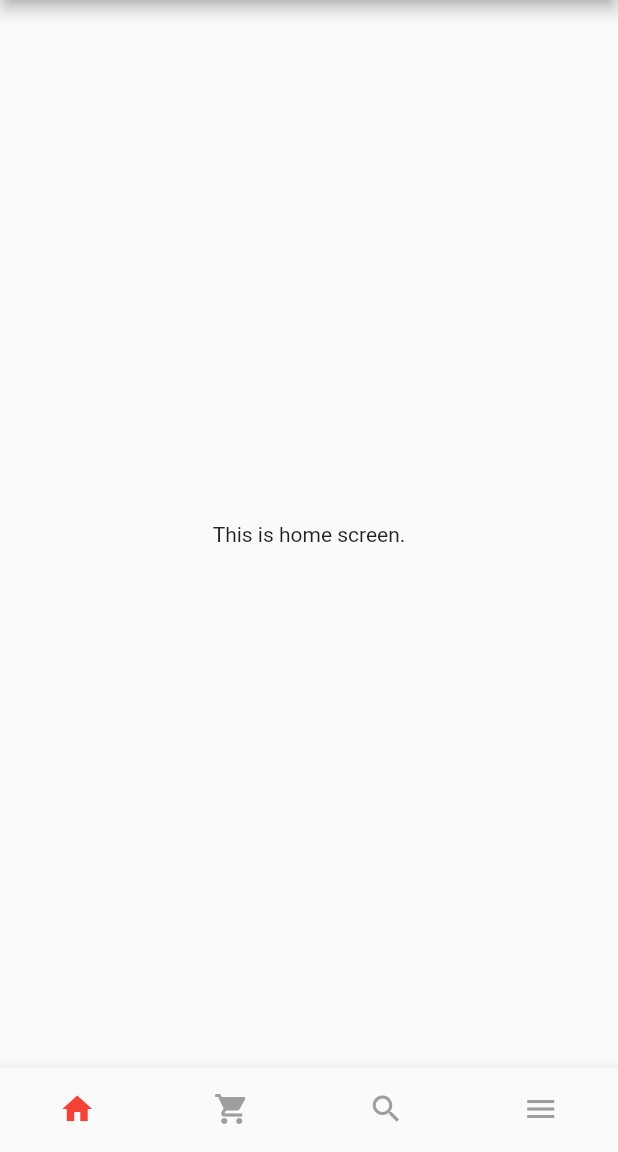
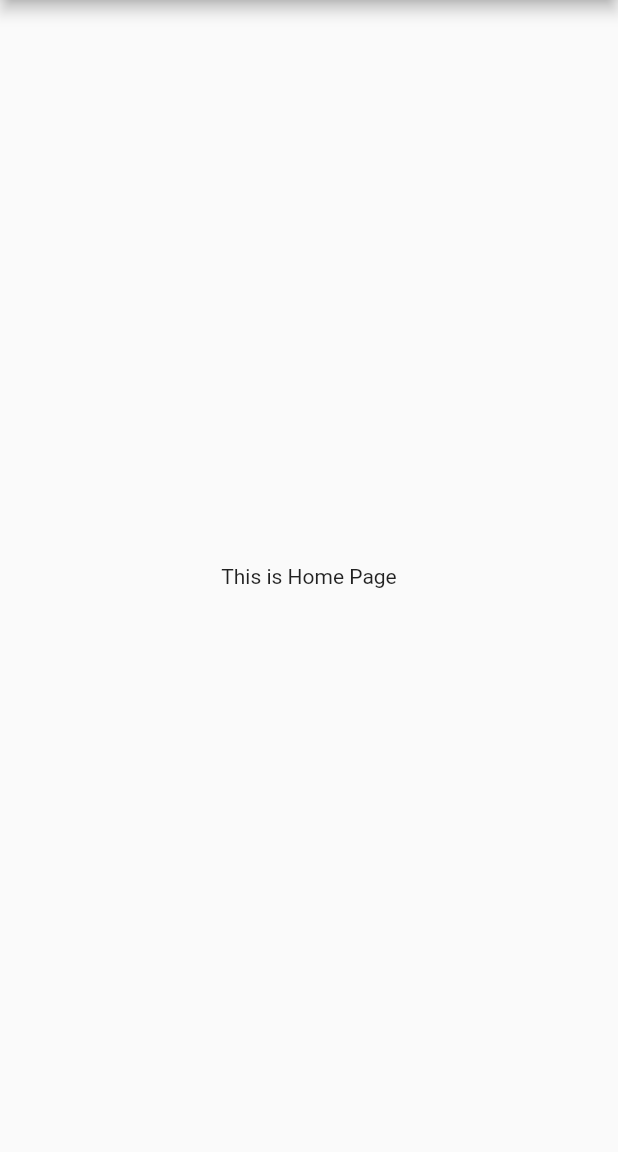
Before and after one commit to cygnus55/foodie, a Flutter app: the screen it shows after launch, on a phone screen of 412 x 824 dp, the part 84-1236 px from its top. Run offline on Flutter 3.47's test engine with Material 2 defaults, Android fonts, the phone set to English and light mode, and no system bars.

Commit message:
Revert "Create tabs"

```diff
--- a/frontend/foodie/lib/main.dart
+++ b/frontend/foodie/lib/main.dart
@@ -1,6 +1,4 @@
 import 'package:flutter/material.dart';
-
-import './screens/tab_screen.dart';
 
 void main() {
   runApp(const MyApp());
@@ -11,15 +9,13 @@ class MyApp extends StatelessWidget {
   @override
   Widget build(BuildContext context) {
     return MaterialApp(
-        debugShowCheckedModeBanner: false,
-        title: 'Foodie APP',
-        theme: ThemeData(
-          primarySwatch: Colors.red,
-        ),
-        // home: const MyHomePage(title: 'Foodie'),
-        routes: {
-          '/': (ctx) => const TabScreen(),
-        });
+      debugShowCheckedModeBanner: false,
+      title: 'Foodie APP',
+      theme: ThemeData(
+        primarySwatch: Colors.red,
+      ),
+      home: const MyHomePage(title: 'Foodie'),
+    );
   }
 }
 
--- a/frontend/foodie/lib/screens/home_screen.dart
+++ /dev/null
@@ -1,14 +0,0 @@
-import 'package:flutter/material.dart';
-
-class HomeScreen extends StatelessWidget {
-  const HomeScreen({Key? key}) : super(key: key);
-
-  @override
-  Widget build(BuildContext context) {
-    return const Center(
-      child: Text(
-        'This is home screen.',
-      ),
-    );
-  }
-}
--- a/frontend/foodie/lib/screens/tab_screen.dart
+++ /dev/null
@@ -1,70 +0,0 @@
-import 'package:flutter/material.dart';
-import './home_screen.dart';
-import './search_screen.dart';
-import './cart_screen.dart';
-
-class TabScreen extends StatefulWidget {
-  const TabScreen({Key? key}) : super(key: key);
-
-  @override
-  _TabScreenState createState() => _TabScreenState();
-}
-
-class _TabScreenState extends State<TabScreen> {
-  final List _tabs = [
-    const HomeScreen(),
-    const CartScreen(),
-    const SearchScreen(),
-  ];
-
-  int _selectedTabsIndex = 0;
-
-  void _selectTab(int index) {
-    setState(() {
-      _selectedTabsIndex = index;
-    });
-  }
-
-  @override
-  Widget build(BuildContext context) {
-    return Scaffold(
-      appBar: AppBar(
-        title: const Text('Foodie'),
-      ),
-      body: _tabs[_selectedTabsIndex],
-      bottomNavigationBar: BottomNavigationBar(
-        showUnselectedLabels: false,
-        showSelectedLabels: false,
-        onTap: _selectTab,
-        currentIndex: _selectedTabsIndex,
-        selectedItemColor: Theme.of(context).primaryColor,
-        unselectedItemColor: Colors.grey,
-        type: BottomNavigationBarType.fixed,
-        items: const [
-          BottomNavigationBarItem(
-            icon: Icon(
-              Icons.home,
-            ),
-            label: 'home',
-          ),
-          BottomNavigationBarItem(
-            icon: Icon(Icons.shopping_cart),
-            label: 'cart',
-          ),
-          BottomNavigationBarItem(
-            icon: Icon(
-              Icons.search,
-            ),
-            label: 'search',
-          ),
-          BottomNavigationBarItem(
-            icon: Icon(
-              Icons.menu,
-            ),
-            label: 'menu',
-          ),
-        ],
-      ),
-    );
-  }
-}
```
Also changed, not shown: frontend/foodie/lib/screens/cart_screen.dart (deleted, +0 -14 lines), frontend/foodie/lib/screens/search_screen.dart (deleted, +0 -14 lines), frontend/foodie/pubspec.lock, 2 other files.
